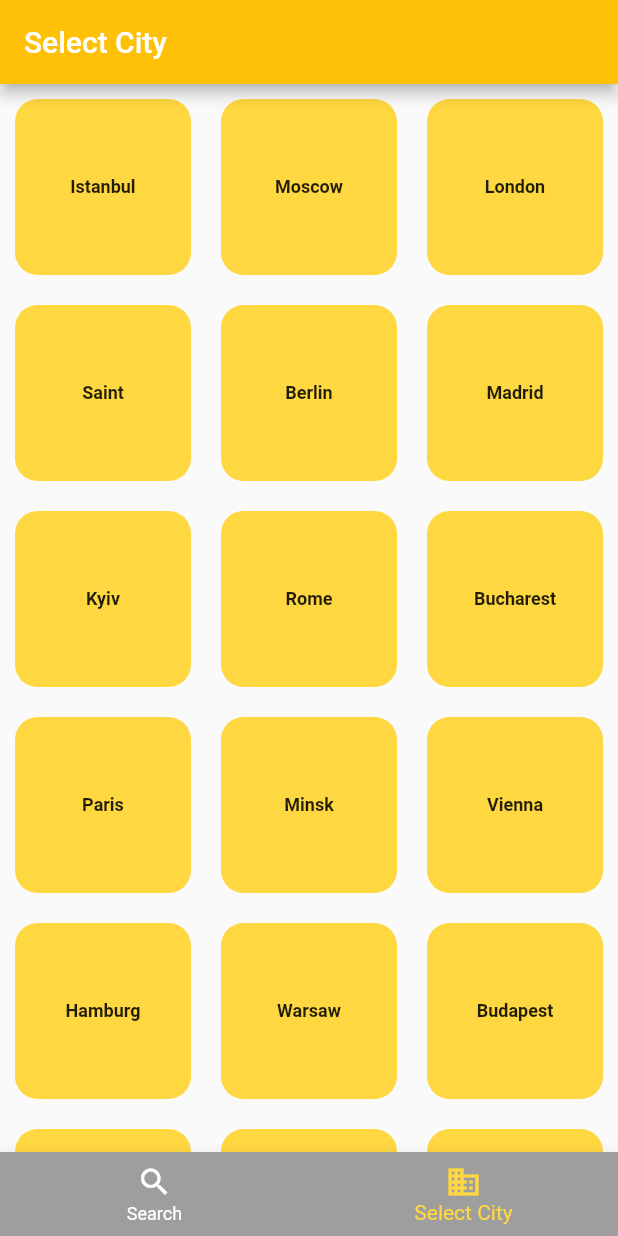
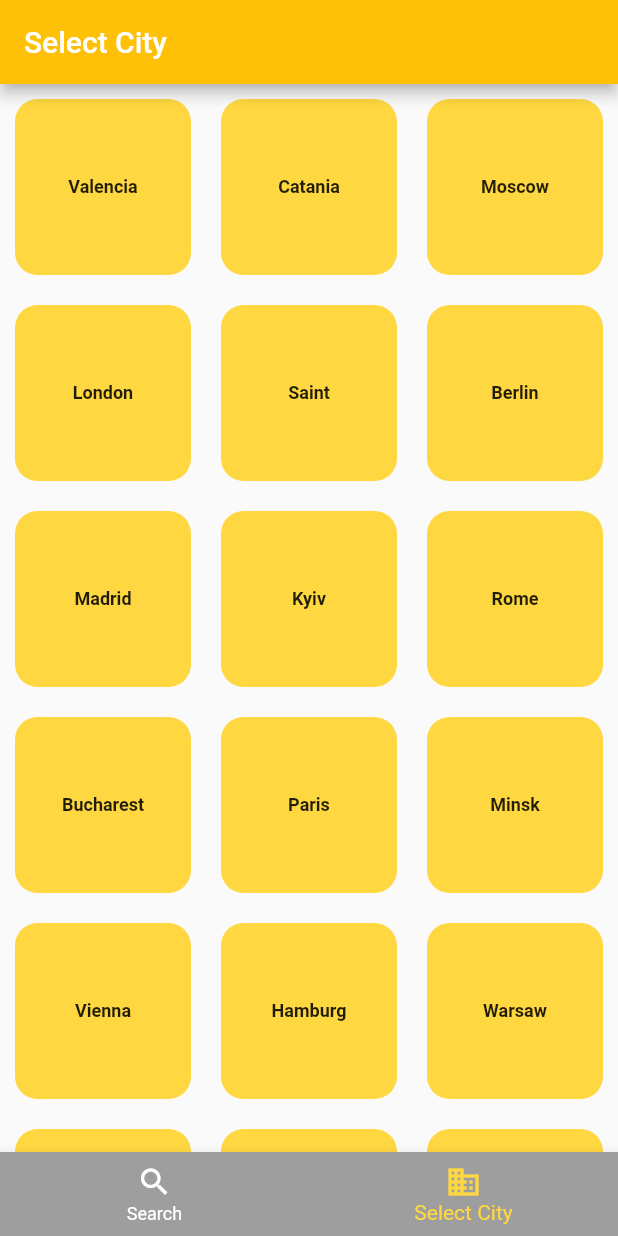
Before and after one commit to scrofanigabriele/WeatherApp, a Flutter app: the screen it shows after launch, on a phone screen of 412 x 824 dp. Run offline on Flutter 3.47's test engine with Material 2 defaults, Android fonts, the phone set to English and light mode, and no system bars; our stand-ins replace flutter_typeahead.

Commit message:
updated piccoli cambi

```diff
--- a/weather_app/lib/providers/city_list.dart
+++ b/weather_app/lib/providers/city_list.dart
@@ -1,7 +1,8 @@
 import 'package:flutter/material.dart';
 
 List<String> cities = [
-  'Istanbul',
+  'Valencia',
+  'Catania',
   'Moscow',
   'London',
   'Saint',
```
Also changed, not shown: weather_app/lib/pages/search_page.dart (+17 -11 lines), weather_app/lib/widgets/weather_presentation.dart (+4 -4 lines).
